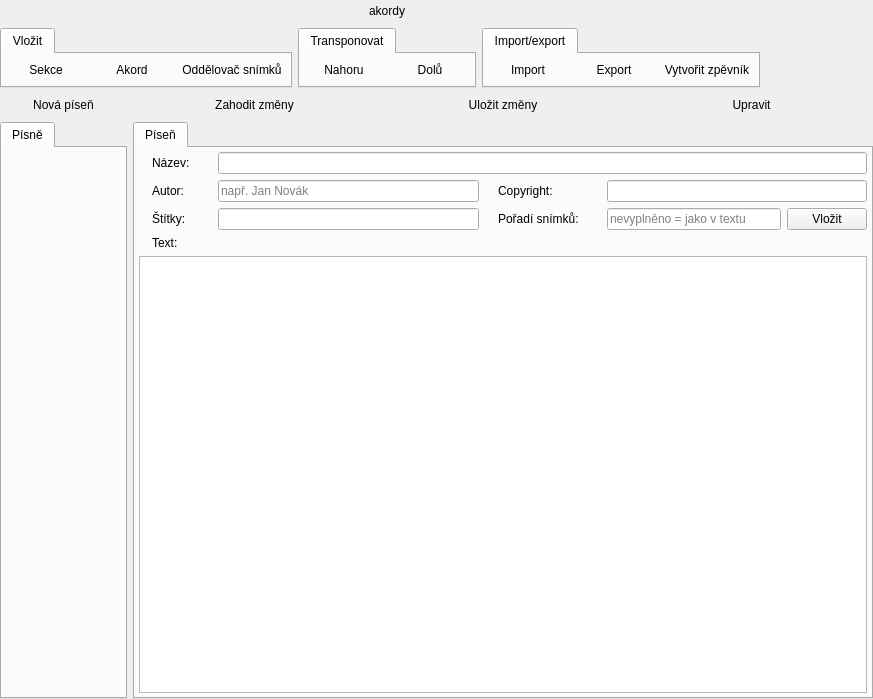
First picture: the form in src/gui/mainwindow_songsmode.ui, repository CZDanol/StrawLumen, before the edit.
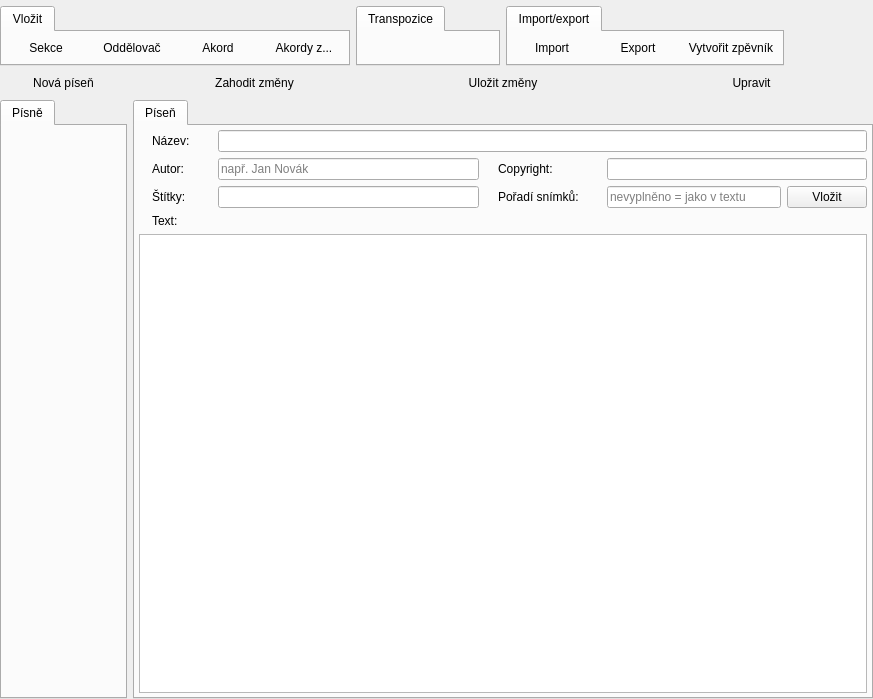
Second picture: the form after the edit. Icons and pictures are not drawn. Custom widgets are drawn as their Qt base class.

Commit message: Copy chords functionality

Diff of the .ui file:
```diff
--- a/src/gui/mainwindow_songsmode.ui
+++ b/src/gui/mainwindow_songsmode.ui
@@ -90,6 +90,23 @@
             </property>
            </widget>
           </item>
+          <item>
+           <widget class="QPushButton" name="btnInsertSlideSeparator">
+            <property name="toolTip">
+             <string>Jedna sekce může být v prezentaci rozdělena do více snímků. Toto se řídí právě oddělovači.</string>
+            </property>
+            <property name="text">
+             <string>Oddělovač</string>
+            </property>
+            <property name="icon">
+             <iconset resource="../../res/resources.qrc">
+              <normaloff>:/icons/16/Mockup_16px.png</normaloff>:/icons/16/Mockup_16px.png</iconset>
+            </property>
+            <property name="flat">
+             <bool>true</bool>
+            </property>
+           </widget>
+          </item>
           <item>
            <widget class="QPushButton" name="btnInsertChord">
             <property name="toolTip">
@@ -111,12 +128,12 @@
            </widget>
           </item>
           <item>
-           <widget class="QPushButton" name="btnInsertSlideSeparator">
+           <widget class="QPushButton" name="btnCopyChords">
             <property name="toolTip">
              <string>Jedna sekce může být v prezentaci rozdělena do více snímků. Toto se řídí právě oddělovači.</string>
             </property>
             <property name="text">
-             <string>Oddělovač snímků</string>
+             <string>Akordy z...</string>
             </property>
             <property name="icon">
              <iconset resource="../../res/resources.qrc">
@@ -164,7 +181,7 @@
            <normaloff>:/icons/16/Split Vertical_16px.png</normaloff>:/icons/16/Split Vertical_16px.png</iconset>
          </attribute>
          <attribute name="title">
-          <string>Transponovat</string>
+          <string>Transpozice</string>
          </attribute>
          <layout class="QHBoxLayout" name="horizontalLayout_8">
           <property name="leftMargin">
@@ -181,8 +198,8 @@
           </property>
           <item>
            <widget class="QPushButton" name="btnTransposeUp">
-            <property name="text">
-             <string>Nahoru</string>
+            <property name="toolTip">
+             <string>Transponovat píseň o půltón nahoru</string>
             </property>
             <property name="icon">
              <iconset resource="../../res/resources.qrc">
@@ -195,8 +212,8 @@
           </item>
           <item>
            <widget class="QPushButton" name="btnTransposeDown">
-            <property name="text">
-             <string>Dolů</string>
+            <property name="toolTip">
+             <string>Transponovat píseň o půltón dolů</string>
             </property>
             <property name="icon">
              <iconset resource="../../res/resources.qrc">
@@ -207,6 +224,23 @@
             </property>
            </widget>
           </item>
+          <item>
+           <widget class="QPushButton" name="btnTransposeFlat">
+            <property name="toolTip">
+             <string>Používat béčkové akordy místo křížkových (např. Gb místo F#)</string>
+            </property>
+            <property name="icon">
+             <iconset resource="../../res/resources.qrc">
+              <normaloff>:/icons/16/Flat Sign_16px.png</normaloff>:/icons/16/Flat Sign_16px.png</iconset>
+            </property>
+            <property name="checkable">
+             <bool>true</bool>
+            </property>
+            <property name="flat">
+             <bool>true</bool>
+            </property>
+           </widget>
+          </item>
          </layout>
         </widget>
        </widget>
@@ -307,26 +341,6 @@
          <property name="bottomMargin">
           <number>0</number>
          </property>
-         <item>
-          <widget class="QPushButton" name="btnTransposeFlat">
-           <property name="toolTip">
-            <string>Používat béčkové akordy místo křížkových (např. Gb místo F#)</string>
-           </property>
-           <property name="text">
-            <string>akordy</string>
-           </property>
-           <property name="icon">
-            <iconset resource="../../res/resources.qrc">
-             <normaloff>:/icons/16/Flat Sign_16px.png</normaloff>:/icons/16/Flat Sign_16px.png</iconset>
-           </property>
-           <property name="checkable">
-            <bool>true</bool>
-           </property>
-           <property name="flat">
-            <bool>true</bool>
-           </property>
-          </widget>
-         </item>
         </layout>
        </widget>
       </item>
```
Left out of the diff: 6 changed lines with no effect on the pictures. The commit also changes 10 other files.
